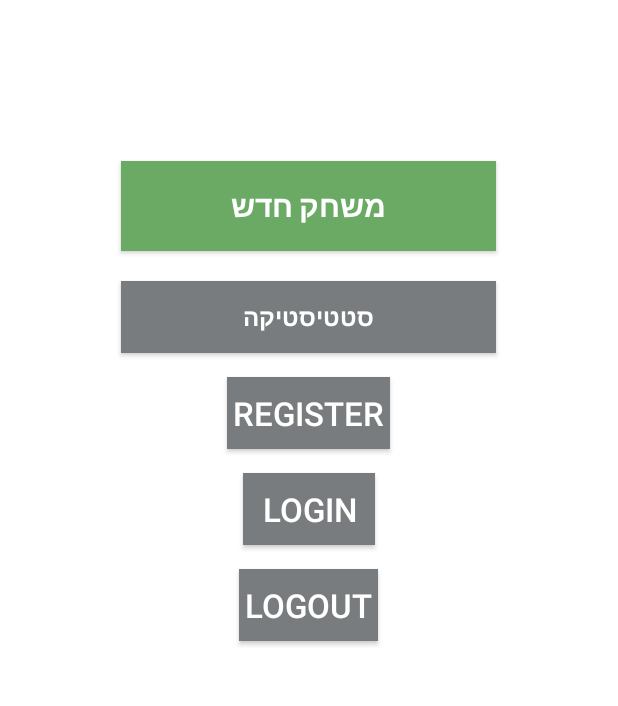
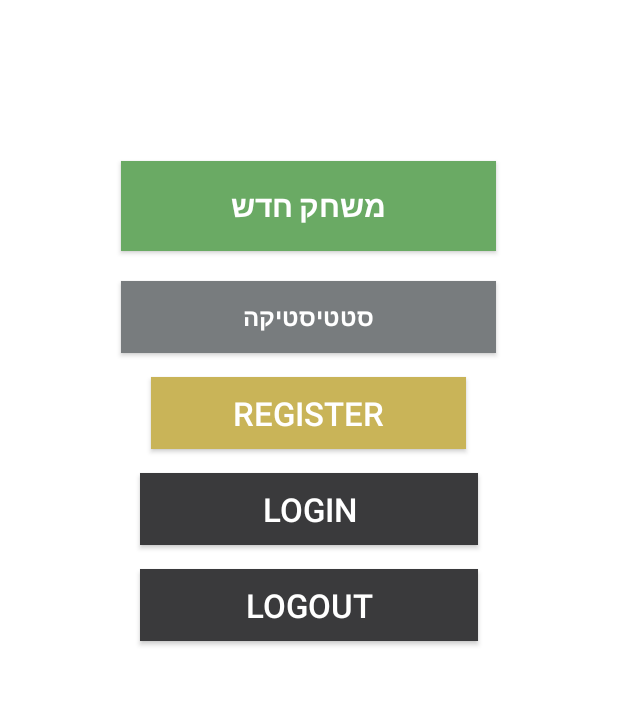
Before and after one commit to talhinski/wordleApp, an Android app: the MainScreenActivity screen opened directly, with no data from a screen before it, on a phone screen of 412 x 824 dp, the part 406-1112 px from its top. Run offline under Robolectric (Android 15) with nearby library versions, the phone set to English and light mode, and no system bars; our stand-ins replace data binding; 1 statement that could not run was skipped.

```diff
--- a/app/src/main/java/com/hinski/wordelapplication/MainScreenActivity.java
+++ b/app/src/main/java/com/hinski/wordelapplication/MainScreenActivity.java
@@ -1,5 +1,6 @@
 package com.hinski.wordelapplication;
 
+import android.app.AlertDialog;
 import android.content.Intent;
 import android.os.Bundle;
 
@@ -11,6 +12,8 @@ import com.hinski.wordelapplication.viewmodel.MainScreenViewModel;
 
 public class MainScreenActivity extends AppCompatActivity {
 
+    private MainScreenViewModel viewModel;
+
     @Override
     protected void onCreate(Bundle savedInstanceState) {
         super.onCreate(savedInstanceState);
@@ -18,7 +21,7 @@ public class MainScreenActivity extends AppCompatActivity {
         ActivityMainScreenBinding binding = ActivityMainScreenBinding.inflate(getLayoutInflater());
         setContentView(binding.getRoot());
 
-        MainScreenViewModel viewModel = new ViewModelProvider(this).get(MainScreenViewModel.class);
+        viewModel = new ViewModelProvider(this).get(MainScreenViewModel.class);
         binding.setViewModel(viewModel);
         binding.setLifecycleOwner(this);
 
@@ -49,7 +52,21 @@ public class MainScreenActivity extends AppCompatActivity {
             startActivity(intent);
         });
 
+        // Observe logout confirmation event
+        viewModel.showLogoutConfirmation.observe(this, this::showLogoutDialog);
+
         // Request notification permission for Android 13+
         WordelApplication.requestNotificationPermission(this);
     }
+
+    private void showLogoutDialog(Boolean show) {
+        if (Boolean.TRUE.equals(show)) {
+            new AlertDialog.Builder(this, android.R.style.Theme_Material_Dialog_Alert)
+                    .setTitle("Logout")
+                    .setMessage("Are you sure you want to logout?")
+                    .setPositiveButton("Yes", (dialog, which) -> viewModel.logout())
+                    .setNegativeButton("No", (dialog, which) -> dialog.dismiss())
+                    .show();
+        }
+    }
 }
--- a/app/src/main/java/com/hinski/wordelapplication/viewmodel/MainScreenViewModel.java
+++ b/app/src/main/java/com/hinski/wordelapplication/viewmodel/MainScreenViewModel.java
@@ -14,8 +14,8 @@ public class MainScreenViewModel extends AndroidViewModel {
     public MutableLiveData<String> userName = new MutableLiveData<>();
     public MutableLiveData<Boolean> navigateToLogin = new MutableLiveData<>();
     public MutableLiveData<Boolean> navigateToRegister = new MutableLiveData<>();
-
     public MutableLiveData<Boolean> startGame = new MutableLiveData<>();
+    public MutableLiveData<Boolean> showLogoutConfirmation = new MutableLiveData<>();
 
     public MainScreenViewModel(@NonNull Application application) {
         super(application);
@@ -42,8 +42,14 @@ public class MainScreenViewModel extends AndroidViewModel {
     public void register() {
         navigateToRegister.setValue(true);
     }
+
     public void startNewGame() {
         startGame.setValue(true);
     }
 
+    // Call this when the logout button is clicked
+    public void onLogoutClicked() {
+        showLogoutConfirmation.setValue(true);
+    }
+
 }
--- a/app/src/main/res/layout/activity_main_screen.xml
+++ b/app/src/main/res/layout/activity_main_screen.xml
@@ -65,28 +65,34 @@
 
         <Button
             android:id="@+id/button_register"
-            android:layout_width="wrap_content"
+            android:layout_width="210dp"
             android:layout_height="wrap_content"
+            android:layout_gravity="center"
+            android:layout_marginTop="16dp"
+            android:backgroundTint="#C9B458"
+            android:onClick="@{() -> viewModel.register()}"
             android:text="Register"
-            android:layout_marginTop="16dp"
-            android:layout_gravity="center"
-            android:onClick="@{() -> viewModel.register()}" />
+            android:textColor="#FFFFFF" />
 
         <Button
             android:id="@+id/button_login"
-            android:layout_width="wrap_content"
+            android:layout_width="225dp"
             android:layout_height="wrap_content"
-            android:text="Login"
+            android:layout_gravity="center"
+            android:textColor="#FFFFFF"
+            android:backgroundTint="#3A3A3C"
             android:layout_marginTop="16dp"
-            android:layout_gravity="center" />
+            android:text="Login" />
 
         <Button
             android:id="@+id/button_logout"
-            android:layout_width="wrap_content"
+            android:layout_width="225dp"
             android:layout_height="wrap_content"
-            android:text="Logout"
+            android:layout_gravity="center"
+            android:textColor="#FFFFFF"
+            android:backgroundTint="#3A3A3C"
             android:layout_marginTop="16dp"
-            android:layout_gravity="center"
-            android:onClick="@{() -> viewModel.logout()}" />
+            android:onClick="@{() -> viewModel.onLogoutClicked()}"
+            android:text="Logout" />
     </LinearLayout>
 </layout>
```
Also changed, not shown: app/src/main/res/layout/activity_statistic.xml (+12 -0 lines).
